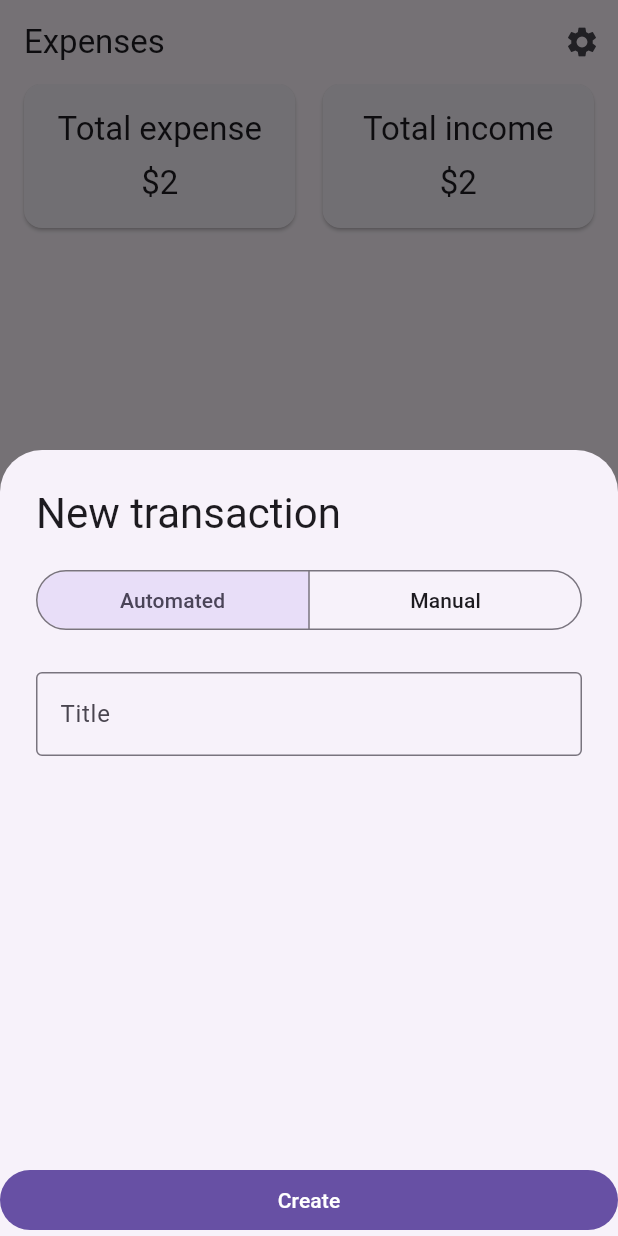
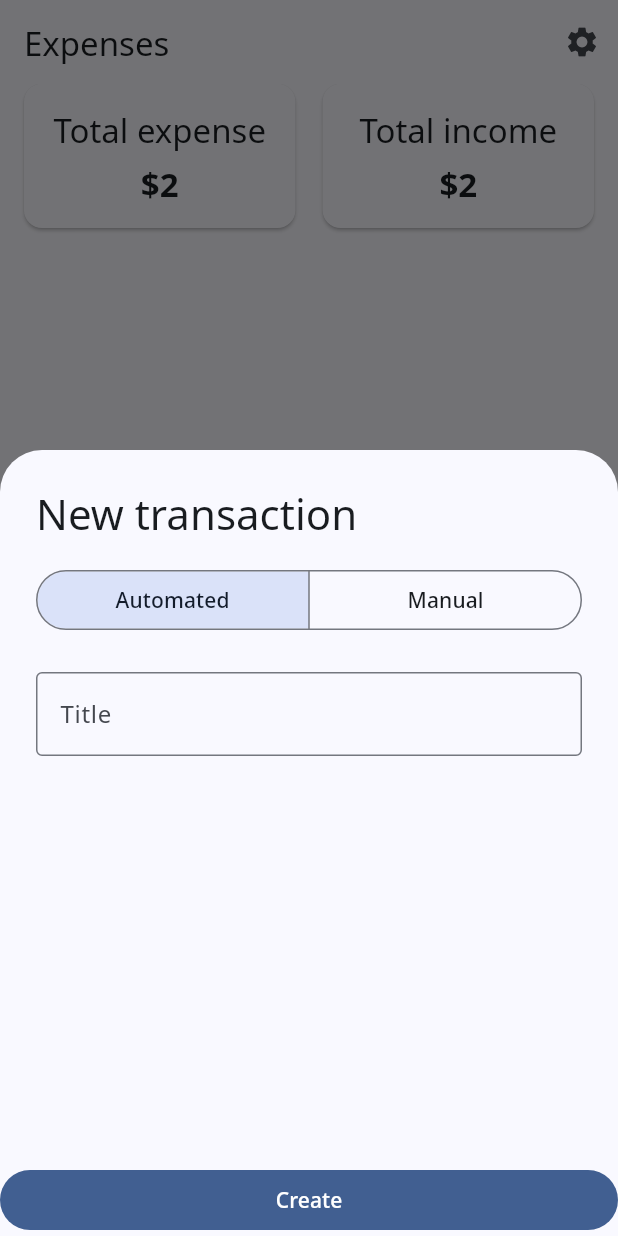
Before and after one commit to dhzdhd/exptrack, a Flutter app: the screen it shows after launch, after a tap on the "add" icon, on a phone screen of 412 x 824 dp. Run offline on Flutter 3.47's test engine with Material 3 defaults, Android fonts, the phone set to English and light mode, and no system bars; our stand-ins replace flutter_local_notifications, flutter_riverpod, fpdart, freezed_annotation, google_fonts, hive and 2 more; missing offline and left inert: flutter_background_service, flutter_background_service_android, notification_listener_service; accounts and stored records are empty; generated files the repository leaves out were written again.

Commit message:
Add new font and change theme

```diff
--- a/lib/src/app.dart
+++ b/lib/src/app.dart
@@ -1,4 +1,6 @@
 import 'package:exptrack/src/home/views/home_view.dart';
+import 'package:exptrack/src/theme.dart';
+import 'package:exptrack/utils.dart';
 import 'package:flutter/material.dart';
 import 'package:flutter_gen/gen_l10n/app_localizations.dart';
 import 'package:flutter_localizations/flutter_localizations.dart';
@@ -14,6 +16,8 @@ class MyApp extends ConsumerWidget {
 
   @override
   Widget build(BuildContext context, WidgetRef ref) {
+    final theme =
+        MaterialTheme(createTextTheme(context, 'Noto Sans', 'Noto Sans'));
     final settings = ref.watch(settingsProvider);
 
     return MaterialApp(
@@ -30,8 +34,8 @@ class MyApp extends ConsumerWidget {
       ],
       onGenerateTitle: (BuildContext context) =>
           AppLocalizations.of(context)!.appTitle,
-      theme: ThemeData(),
-      darkTheme: ThemeData.dark(),
+      theme: theme.light(),
+      darkTheme: theme.dark(),
       themeMode: settings.theme,
       onGenerateRoute: (RouteSettings routeSettings) {
         return MaterialPageRoute<void>(
--- a/lib/src/home/views/pages/expenses.dart
+++ b/lib/src/home/views/pages/expenses.dart
@@ -29,7 +29,10 @@ class ExpensesPage extends StatelessWidget {
                           padding: const EdgeInsets.only(top: 8.0),
                           child: Text(
                             '\$2',
-                            style: Theme.of(context).textTheme.titleLarge,
+                            style: Theme.of(context)
+                                .textTheme
+                                .titleLarge!
+                                .copyWith(fontWeight: FontWeight.bold),
                           ),
                         ),
                       ],
@@ -55,7 +58,10 @@ class ExpensesPage extends StatelessWidget {
                           padding: const EdgeInsets.only(top: 8.0),
                           child: Text(
                             '\$2',
-                            style: Theme.of(context).textTheme.titleLarge,
+                            style: Theme.of(context)
+                                .textTheme
+                                .titleLarge!
+                                .copyWith(fontWeight: FontWeight.bold),
                           ),
                         ),
                       ],
--- a/lib/src/home/views/pages/subscriptions.dart
+++ b/lib/src/home/views/pages/subscriptions.dart
@@ -49,7 +49,10 @@ class _SubscriptionsPageState extends ConsumerState<SubscriptionsPage> {
                       padding: const EdgeInsets.only(top: 8.0),
                       child: Text(
                         '\$$totalExpense per day',
-                        style: Theme.of(context).textTheme.titleLarge,
+                        style: Theme.of(context)
+                            .textTheme
+                            .titleLarge!
+                            .copyWith(fontWeight: FontWeight.bold),
                       ),
                     ),
                   ],
--- a/lib/src/home/widgets/expense_sheet.dart
+++ b/lib/src/home/widgets/expense_sheet.dart
@@ -1,6 +1,5 @@
 import 'package:flutter/material.dart';
 import 'package:exptrack/utils.dart';
-import 'package:flutter/widgets.dart';
 
 enum AutomatedSegment { automated, manual }
 
--- /dev/null
+++ b/lib/src/theme.dart
@@ -0,0 +1,553 @@
+import "package:flutter/material.dart";
+
+class MaterialTheme {
+  final TextTheme textTheme;
+
+  const MaterialTheme(this.textTheme);
+
+  static MaterialScheme lightScheme() {
+    return const MaterialScheme(
+      brightness: Brightness.light,
+      primary: Color(0xff415f91),
+      surfaceTint: Color(0xff415f91),
+      onPrimary: Color(0xffffffff),
+      primaryContainer: Color(0xffd6e3ff),
+      onPrimaryContainer: Color(0xff001b3e),
+      secondary: Color(0xff565f71),
+      onSecondary: Color(0xffffffff),
+      secondaryContainer: Color(0xffdae2f9),
+      onSecondaryContainer: Color(0xff131c2b),
+      tertiary: Color(0xff705575),
+      onTertiary: Color(0xffffffff),
+      tertiaryContainer: Color(0xfffad8fd),
+      onTertiaryContainer: Color(0xff28132e),
+      error: Color(0xffba1a1a),
+      onError: Color(0xffffffff),
+      errorContainer: Color(0xffffdad6),
+      onErrorContainer: Color(0xff410002),
+      background: Color(0xfff9f9ff),
+      onBackground: Color(0xff191c20),
+      surface: Color(0xfff9f9ff),
+      onSurface: Color(0xff191c20),
+      surfaceVariant: Color(0xffe0e2ec),
+      onSurfaceVariant: Color(0xff44474e),
+      outline: Color(0xff74777f),
+      outlineVariant: Color(0xffc4c6d0),
+      shadow: Color(0xff000000),
+      scrim: Color(0xff000000),
+      inverseSurface: Color(0xff2e3036),
+      inverseOnSurface: Color(0xfff0f0f7),
+      inversePrimary: Color(0xffaac7ff),
+      primaryFixed: Color(0xffd6e3ff),
+      onPrimaryFixed: Color(0xff001b3e),
+      primaryFixedDim: Color(0xffaac7ff),
+      onPrimaryFixedVariant: Color(0xff284777),
+      secondaryFixed: Color(0xffdae2f9),
+      onSecondaryFixed: Color(0xff131c2b),
+      secondaryFixedDim: Color(0xffbec6dc),
+      onSecondaryFixedVariant: Color(0xff3e4759),
+      tertiaryFixed: Color(0xfffad8fd),
+      onTertiaryFixed: Color(0xff28132e),
+      tertiaryFixedDim: Color(0xffddbce0),
+      onTertiaryFixedVariant: Color(0xff573e5c),
+      surfaceDim: Color(0xffd9d9e0),
+      surfaceBright: Color(0xfff9f9ff),
+      surfaceContainerLowest: Color(0xffffffff),
+      surfaceContainerLow: Color(0xfff3f3fa),
+      surfaceContainer: Color(0xffededf4),
+      surfaceContainerHigh: Color(0xffe7e8ee),
+      surfaceContainerHighest: Color(0xffe2e2e9),
+    );
+  }
+
+  ThemeData light() {
+    return theme(lightScheme().toColorScheme());
+  }
+
+  static MaterialScheme lightMediumContrastScheme() {
+    return const MaterialScheme(
+      brightness: Brightness.light,
+      primary: Color(0xff234373),
+      surfaceTint: Color(0xff415f91),
+      onPrimary: Color(0xffffffff),
+      primaryContainer: Color(0xff5875a8),
+      onPrimaryContainer: Color(0xffffffff),
+      secondary: Color(0xff3a4354),
+      onSecondary: Color(0xffffffff),
+      secondaryContainer: Color(0xff6c7588),
+      onSecondaryContainer: Color(0xffffffff),
+      tertiary: Color(0xff523a58),
+      onTertiary: Color(0xffffffff),
+      tertiaryContainer: Color(0xff876b8c),
+      onTertiaryContainer: Color(0xffffffff),
+      error: Color(0xff8c0009),
+      onError: Color(0xffffffff),
+      errorContainer: Color(0xffda342e),
+      onErrorContainer: Color(0xffffffff),
+      background: Color(0xfff9f9ff),
+      onBackground: Color(0xff191c20),
+      surface: Color(0xfff9f9ff),
+      onSurface: Color(0xff191c20),
+      surfaceVariant: Color(0xffe0e2ec),
+      onSurfaceVariant: Color(0xff40434a),
+      outline: Color(0xff5c5f67),
+      outlineVariant: Color(0xff787a83),
+      shadow: Color(0xff000000),
+      scrim: Color(0xff000000),
+      inverseSurface: Color(0xff2e3036),
+      inverseOnSurface: Color(0xfff0f0f7),
+      inversePrimary: Color(0xffaac7ff),
+      primaryFixed: Color(0xff5875a8),
+      onPrimaryFixed: Color(0xffffffff),
+      primaryFixedDim: Color(0xff3e5c8e),
+      onPrimaryFixedVariant: Color(0xffffffff),
+      secondaryFixed: Color(0xff6c7588),
+      onSecondaryFixed: Color(0xffffffff),
+      secondaryFixedDim: Color(0xff535c6f),
+      onSecondaryFixedVariant: Color(0xffffffff),
+      tertiaryFixed: Color(0xff876b8c),
+      onTertiaryFixed: Color(0xffffffff),
+      tertiaryFixedDim: Color(0xff6d5372),
+      onTertiaryFixedVariant: Color(0xffffffff),
+      surfaceDim: Color(0xffd9d9e0),
+      surfaceBright: Color(0xfff9f9ff),
+      surfaceContainerLowest: Color(0xffffffff),
+      surfaceContainerLow: Color(0xfff3f3fa),
+      surfaceContainer: Color(0xffededf4),
+      surfaceContainerHigh: Color(0xffe7e8ee),
+      surfaceContainerHighest: Color(0xffe2e2e9),
+    );
+  }
+
+  ThemeData lightMediumContrast() {
+    return theme(lightMediumContrastScheme().toColorScheme());
+  }
+
+  static MaterialScheme lightHighContrastScheme() {
+    return const MaterialScheme(
+      brightness: Brightness.light,
+      primary: Color(0xff00214a),
+      surfaceTint: Color(0xff415f91),
+      onPrimary: Color(0xffffffff),
+      primaryContainer: Color(0xff234373),
+      onPrimaryContainer: Color(0xffffffff),
+      secondary: Color(0xff192232),
+      onSecondary: Color(0xffffffff),
+      secondaryContainer: Color(0xff3a4354),
+      onSecondaryContainer: Color(0xffffffff),
+      tertiary: Color(0xff301a35),
+      onTertiary: Color(0xffffffff),
+      tertiaryContainer: Color(0xff523a58),
+      onTertiaryContainer: Color(0xffffffff),
+      error: Color(0xff4e0002),
+      onError: Color(0xffffffff),
+      errorContainer: Color(0xff8c0009),
+      onErrorContainer: Color(0xffffffff),
+      background: Color(0xfff9f9ff),
+      onBackground: Color(0xff191c20),
+      surface: Color(0xfff9f9ff),
+      onSurface: Color(0xff000000),
+      surfaceVariant: Color(0xffe0e2ec),
+      onSurfaceVariant: Color(0xff21242b),
+      outline: Color(0xff40434a),
+      outlineVariant: Color(0xff40434a),
+      shadow: Color(0xff000000),
+      scrim: Color(0xff000000),
+      inverseSurface: Color(0xff2e3036),
+      inverseOnSurface: Color(0xffffffff),
+      inversePrimary: Color(0xffe5ecff),
+      primaryFixed: Color(0xff234373),
+      onPrimaryFixed: Color(0xffffffff),
+      primaryFixedDim: Color(0xff042c5b),
+      onPrimaryFixedVariant: Color(0xffffffff),
+      secondaryFixed: Color(0xff3a4354),
+      onSecondaryFixed: Color(0xffffffff),
+      secondaryFixedDim: Color(0xff242d3d),
+      onSecondaryFixedVariant: Color(0xffffffff),
+      tertiaryFixed: Color(0xff523a58),
+      onTertiaryFixed: Color(0xffffffff),
+      tertiaryFixedDim: Color(0xff3b2440),
+      onTertiaryFixedVariant: Color(0xffffffff),
+      surfaceDim: Color(0xffd9d9e0),
+      surfaceBright: Color(0xfff9f9ff),
+      surfaceContainerLowest: Color(0xffffffff),
+      surfaceContainerLow: Color(0xfff3f3fa),
+      surfaceContainer: Color(0xffededf4),
+      surfaceContainerHigh: Color(0xffe7e8ee),
+      surfaceContainerHighest: Color(0xffe2e2e9),
+    );
+  }
+
+  ThemeData lightHighContrast() {
+    return theme(lightHighContrastScheme().toColorScheme());
+  }
+
+  static MaterialScheme darkScheme() {
+    return const MaterialScheme(
+      brightness: Brightness.dark,
+      primary: Color(0xffaac7ff),
+      surfaceTint: Color(0xffaac7ff),
+      onPrimary: Color(0xff0a305f),
+      primaryContainer: Color(0xff284777),
+      onPrimaryContainer: Color(0xffd6e3ff),
+      secondary: Color(0xffbec6dc),
+      onSecondary: Color(0xff283141),
+      secondaryContainer: Color(0xff3e4759),
+      onSecondaryContainer: Color(0xffdae2f9),
+      tertiary: Color(0xffddbce0),
+      onTertiary: Color(0xff3f2844),
+      tertiaryContainer: Color(0xff573e5c),
+      onTertiaryContainer: Color(0xfffad8fd),
+      error: Color(0xffffb4ab),
+      onError: Color(0xff690005),
+      errorContainer: Color(0xff93000a),
+      onErrorContainer: Color(0xffffdad6),
+      background: Color(0xff111318),
+      onBackground: Color(0xffe2e2e9),
+      surface: Color(0xff111318),
+      onSurface: Color(0xffe2e2e9),
+      surfaceVariant: Color(0xff44474e),
+      onSurfaceVariant: Color(0xffc4c6d0),
+      outline: Color(0xff8e9099),
+      outlineVariant: Color(0xff44474e),
+      shadow: Color(0xff000000),
+      scrim: Color(0xff000000),
+      inverseSurface: Color(0xffe2e2e9),
+      inverseOnSurface: Color(0xff2e3036),
+      inversePrimary: Color(0xff415f91),
+      primaryFixed: Color(0xffd6e3ff),
+      onPrimaryFixed: Color(0xff001b3e),
+      primaryFixedDim: Color(0xffaac7ff),
+      onPrimaryFixedVariant: Color(0xff284777),
+      secondaryFixed: Color(0xffdae2f9),
+      onSecondaryFixed: Color(0xff131c2b),
+      secondaryFixedDim: Color(0xffbec6dc),
+      onSecondaryFixedVariant: Color(0xff3e4759),
+      tertiaryFixed: Color(0xfffad8fd),
+      onTertiaryFixed: Color(0xff28132e),
+      tertiaryFixedDim: Color(0xffddbce0),
+      onTertiaryFixedVariant: Color(0xff573e5c),
+      surfaceDim: Color(0xff111318),
+      surfaceBright: Color(0xff37393e),
+      surfaceContainerLowest: Color(0xff0c0e13),
+      surfaceContainerLow: Color(0xff191c20),
+      surfaceContainer: Color(0xff1d2024),
+      surfaceContainerHigh: Color(0xff282a2f),
+      surfaceContainerHighest: Color(0xff33353a),
+    );
+  }
+
+  ThemeData dark() {
+    return theme(darkScheme().toColorScheme());
+  }
+
+  static MaterialScheme darkMediumContrastScheme() {
+    return const MaterialScheme(
+      brightness: Brightness.dark,
+      primary: Color(0xffb1cbff),
+      surfaceTint: Color(0xffaac7ff),
+      onPrimary: Color(0xff001634),
+      primaryContainer: Color(0xff7491c7),
+      onPrimaryContainer: Color(0xff000000),
+      secondary: Color(0xffc2cbe0),
+      onSecondary: Color(0xff0d1626),
+      secondaryContainer: Color(0xff8891a5),
+      onSecondaryContainer: Color(0xff000000),
+      tertiary: Color(0xffe1c0e5),
+      onTertiary: Color(0xff230e29),
+      tertiaryContainer: Color(0xffa487a9),
+      onTertiaryContainer: Color(0xff000000),
+      error: Color(0xffffbab1),
+      onError: Color(0xff370001),
+      errorContainer: Color(0xffff5449),
+      onErrorContainer: Color(0xff000000),
+      background: Color(0xff111318),
+      onBackground: Color(0xffe2e2e9),
+      surface: Color(0xff111318),
+      onSurface: Color(0xfffbfaff),
+      surfaceVariant: Color(0xff44474e),
+      onSurfaceVariant: Color(0xffc8cad4),
+      outline: Color(0xffa0a3ac),
+      outlineVariant: Color(0xff80838c),
+      shadow: Color(0xff000000),
+      scrim: Color(0xff000000),
+      inverseSurface: Color(0xffe2e2e9),
+      inverseOnSurface: Color(0xff282a2f),
+      inversePrimary: Color(0xff294878),
+      primaryFixed: Color(0xffd6e3ff),
+      onPrimaryFixed: Color(0xff00112b),
+      primaryFixedDim: Color(0xffaac7ff),
+      onPrimaryFixedVariant: Color(0xff133665),
+      secondaryFixed: Color(0xffdae2f9),
+      onSecondaryFixed: Color(0xff081121),
+      secondaryFixedDim: Color(0xffbec6dc),
+      onSecondaryFixedVariant: Color(0xff2e3647),
+      tertiaryFixed: Color(0xfffad8fd),
+      onTertiaryFixed: Color(0xff1d0823),
+      tertiaryFixedDim: Color(0xffddbce0),
+      onTertiaryFixedVariant: Color(0xff452e4a),
+      surfaceDim: Color(0xff111318),
+      surfaceBright: Color(0xff37393e),
+      surfaceContainerLowest: Color(0xff0c0e13),
+      surfaceContainerLow: Color(0xff191c20),
+      surfaceContainer: Color(0xff1d2024),
+      surfaceContainerHigh: Color(0xff282a2f),
+      surfaceContainerHighest: Color(0xff33353a),
+    );
+  }
+
+  ThemeData darkMediumContrast() {
+    return theme(darkMediumContrastScheme().toColorScheme());
+  }
+
+  static MaterialScheme darkHighContrastScheme() {
+    return const MaterialScheme(
+      brightness: Brightness.dark,
+      primary: Color(0xfffbfaff),
+      surfaceTint: Color(0xffaac7ff),
+      onPrimary: Color(0xff000000),
+      primaryContainer: Color(0xffb1cbff),
+      onPrimaryContainer: Color(0xff000000),
+      secondary: Color(0xfffbfaff),
+      onSecondary: Color(0xff000000),
+      secondaryContainer: Color(0xffc2cbe0),
+      onSecondaryContainer: Color(0xff000000),
+      tertiary: Color(0xfffff9fa),
+      onTertiary: Color(0xff000000),
+      tertiaryContainer: Color(0xffe1c0e5),
+      onTertiaryContainer: Color(0xff000000),
+      error: Color(0xfffff9f9),
+      onError: Color(0xff000000),
+      errorContainer: Color(0xffffbab1),
+      onErrorContainer: Color(0xff000000),
+      background: Color(0xff111318),
+      onBackground: Color(0xffe2e2e9),
+      surface: Color(0xff111318),
+      onSurface: Color(0xffffffff),
+      surfaceVariant: Color(0xff44474e),
+      onSurfaceVariant: Color(0xfffbfaff),
+      outline: Color(0xffc8cad4),
+      outlineVariant: Color(0xffc8cad4),
+      shadow: Color(0xff000000),
+      scrim: Color(0xff000000),
+      inverseSurface: Color(0xffe2e2e9),
+      inverseOnSurface: Color(0xff000000),
+      inversePrimary: Color(0xff002959),
+      primaryFixed: Color(0xffdde7ff),
+      onPrimaryFixed: Color(0xff000000),
+      primaryFixedDim: Color(0xffb1cbff),
+      onPrimaryFixedVariant: Color(0xff001634),
+      secondaryFixed: Color(0xffdee7fd),
+      onSecondaryFixed: Color(0xff000000),
+      secondaryFixedDim: Color(0xffc2cbe0),
+      onSecondaryFixedVariant: Color(0xff0d1626),
+      tertiaryFixed: Color(0xfffcddff),
+      onTertiaryFixed: Color(0xff000000),
+      tertiaryFixedDim: Color(0xffe1c0e5),
+      onTertiaryFixedVariant: Color(0xff230e29),
+      surfaceDim: Color(0xff111318),
+      surfaceBright: Color(0xff37393e),
+      surfaceContainerLowest: Color(0xff0c0e13),
+      surfaceContainerLow: Color(0xff191c20),
+      surfaceContainer: Color(0xff1d2024),
+      surfaceContainerHigh: Color(0xff282a2f),
+      surfaceContainerHighest: Color(0xff33353a),
+    );
+  }
+
+  ThemeData darkHighContrast() {
+    return theme(darkHighContrastScheme().toColorScheme());
+  }
+
+  ThemeData theme(ColorScheme colorScheme) => ThemeData(
+        useMaterial3: true,
+        brightness: colorScheme.brightness,
+        colorScheme: colorScheme,
+        textTheme: textTheme.apply(
+          bodyColor: colorScheme.onSurface,
+          displayColor: colorScheme.onSurface,
+        ),
+        scaffoldBackgroundColor: colorScheme.background,
+        canvasColor: colorScheme.surface,
+      );
+
+  List<ExtendedColor> get extendedColors => [];
+}
+
+class MaterialScheme {
+  const MaterialScheme({
+    required this.brightness,
+    required this.primary,
+    required this.surfaceTint,
+    required this.onPrimary,
+    required this.primaryContainer,
+    required this.onPrimaryContainer,
+    required this.secondary,
+    required this.onSecondary,
+    required this.secondaryContainer,
+    required this.onSecondaryContainer,
+    required this.tertiary,
+    required this.onTertiary,
+    required this.tertiaryContainer,
+    required this.onTertiaryContainer,
+    required this.error,
+    required this.onError,
+    required this.errorContainer,
+    required this.onErrorContainer,
+    required this.background,
+    required this.onBackground,
+    required this.surface,
+    required this.onSurface,
+    required this.surfaceVariant,
+    required this.onSurfaceVariant,
+    required this.outline,
+    required this.outlineVariant,
+    required this.shadow,
+    required this.scrim,
+    required this.inverseSurface,
+    required this.inverseOnSurface,
+    required this.inversePrimary,
+    required this.primaryFixed,
+    required this.onPrimaryFixed,
+    required this.primaryFixedDim,
+    required this.onPrimaryFixedVariant,
+    required this.secondaryFixed,
+    required this.onSecondaryFixed,
+    required this.secondaryFixedDim,
+    required this.onSecondaryFixedVariant,
+    required this.tertiaryFixed,
+    required this.onTertiaryFixed,
+    required this.tertiaryFixedDim,
+    required this.onTertiaryFixedVariant,
+    required this.surfaceDim,
+    required this.surfaceBright,
+    required this.surfaceContainerLowest,
+    required this.surfaceContainerLow,
+    required this.surfaceContainer,
+    required this.surfaceContainerHigh,
+    required this.surfaceContainerHighest,
+  });
+
+  final Brightness brightness;
+  final Color primary;
+  final Color surfaceTint;
+  final Color onPrimary;
+  final Color primaryContainer;
+  final Color onPrimaryContainer;
+  final Color secondary;
+  final Color onSecondary;
+  final Color secondaryContainer;
+  final Color onSecondaryContainer;
+  final Color tertiary;
+  final Color onTertiary;
+  final Color tertiaryContainer;
+  final Color onTertiaryContainer;
+  final Color error;
+  final Color onError;
+  final Color errorContainer;
+  final Color onErrorContainer;
+  final Color background;
+  final Color onBackground;
+  final Color surface;
+  final Color onSurface;
+  final Color surfaceVariant;
+  final Color onSurfaceVariant;
+  final Color outline;
+  final Color outlineVariant;
+  final Color shadow;
+  final Color scrim;
+  final Color inverseSurface;
+  final Color inverseOnSurface;
+  final Color inversePrimary;
+  final Color primaryFixed;
+  final Color onPrimaryFixed;
+  final Color primaryFixedDim;
+  final Color onPrimaryFixedVariant;
+  final Color secondaryFixed;
+  final Color onSecondaryFixed;
+  final Color secondaryFixedDim;
+  final Color onSecondaryFixedVariant;
+  final Color tertiaryFixed;
+  final Color onTertiaryFixed;
+  final Color tertiaryFixedDim;
+  final Color onTertiaryFixedVariant;
+  final Color surfaceDim;
+  final Color surfaceBright;
+  final Color surfaceContainerLowest;
+  final Color surfaceContainerLow;
+  final Color surfaceContainer;
+  final Color surfaceContainerHigh;
+  final Color surfaceContainerHighest;
+}
+
+extension MaterialSchemeUtils on MaterialScheme {
+  ColorScheme toColorScheme() {
+    return ColorScheme(
+      brightness: brightness,
+      primary: primary,
+      onPrimary: onPrimary,
+      primaryContainer: primaryContainer,
+      onPrimaryContainer: onPrimaryContainer,
+      secondary: secondary,
+      onSecondary: onSecondary,
+      secondaryContainer: secondaryContainer,
+      onSecondaryContainer: onSecondaryContainer,
+      tertiary: tertiary,
+      onTertiary: onTertiary,
+      tertiaryContainer: tertiaryContainer,
+      onTertiaryContainer: onTertiaryContainer,
+      error: error,
+      onError: onError,
+      errorContainer: errorContainer,
+      onErrorContainer: onErrorContainer,
+      background: background,
+      onBackground: onBackground,
+      surface: surface,
+      onSurface: onSurface,
+      surfaceVariant: surfaceVariant,
+      onSurfaceVariant: onSurfaceVariant,
+      outline: outline,
+      outlineVariant: outlineVariant,
+      shadow: shadow,
+      scrim: scrim,
+      inverseSurface: inverseSurface,
+      onInverseSurface: inverseOnSurface,
+      inversePrimary: inversePrimary,
+    );
+  }
+}
+
+class ExtendedColor {
+  final Color seed, value;
+  final ColorFamily light;
+  final ColorFamily lightHighContrast;
+  final ColorFamily lightMediumContrast;
+  final ColorFamily dark;
+  final ColorFamily darkHighContrast;
+  final ColorFamily darkMediumContrast;
+
+  const ExtendedColor({
+    required this.seed,
+    required this.value,
+    required this.light,
+    required this.lightHighContrast,
+    required this.lightMediumContrast,
+    required this.dark,
+    required this.darkHighContrast,
+    required this.darkMediumContrast,
+  });
+}
+
+class ColorFamily {
+  const ColorFamily({
+    required this.color,
+    required this.onColor,
+    required this.colorContainer,
+    required this.onColorContainer,
+  });
+
+  final Color color;
+  final Color onColor;
+  final Color colorContainer;
+  final Color onColorContainer;
+}
--- a/lib/utils.dart
+++ b/lib/utils.dart
@@ -1,3 +1,6 @@
+import 'package:flutter/material.dart';
+import 'package:google_fonts/google_fonts.dart';
+
 extension StringUtils on String {
   String capitalize() {
     if (isEmpty) {
@@ -7,3 +10,21 @@ extension StringUtils on String {
     }
   }
 }
+
+TextTheme createTextTheme(
+    BuildContext context, String bodyFontString, String displayFontString) {
+  TextTheme baseTextTheme = Theme.of(context).textTheme;
+  TextTheme bodyTextTheme =
+      GoogleFonts.getTextTheme(bodyFontString, baseTextTheme);
+  TextTheme displayTextTheme =
+      GoogleFonts.getTextTheme(displayFontString, baseTextTheme);
+  TextTheme textTheme = displayTextTheme.copyWith(
+    bodyLarge: bodyTextTheme.bodyLarge,
+    bodyMedium: bodyTextTheme.bodyMedium,
+    bodySmall: bodyTextTheme.bodySmall,
+    labelLarge: bodyTextTheme.labelLarge,
+    labelMedium: bodyTextTheme.labelMedium,
+    labelSmall: bodyTextTheme.labelSmall,
+  );
+  return textTheme;
+}
--- a/pubspec.yaml
+++ b/pubspec.yaml
@@ -27,6 +27,7 @@ dependencies:
   intl: ^0.18.1
   hive: ^2.2.3
   hive_flutter: ^1.1.0
+  google_fonts: ^6.2.1
 
 dev_dependencies:
   flutter_test:
```
Also changed, not shown: pubspec.lock.
